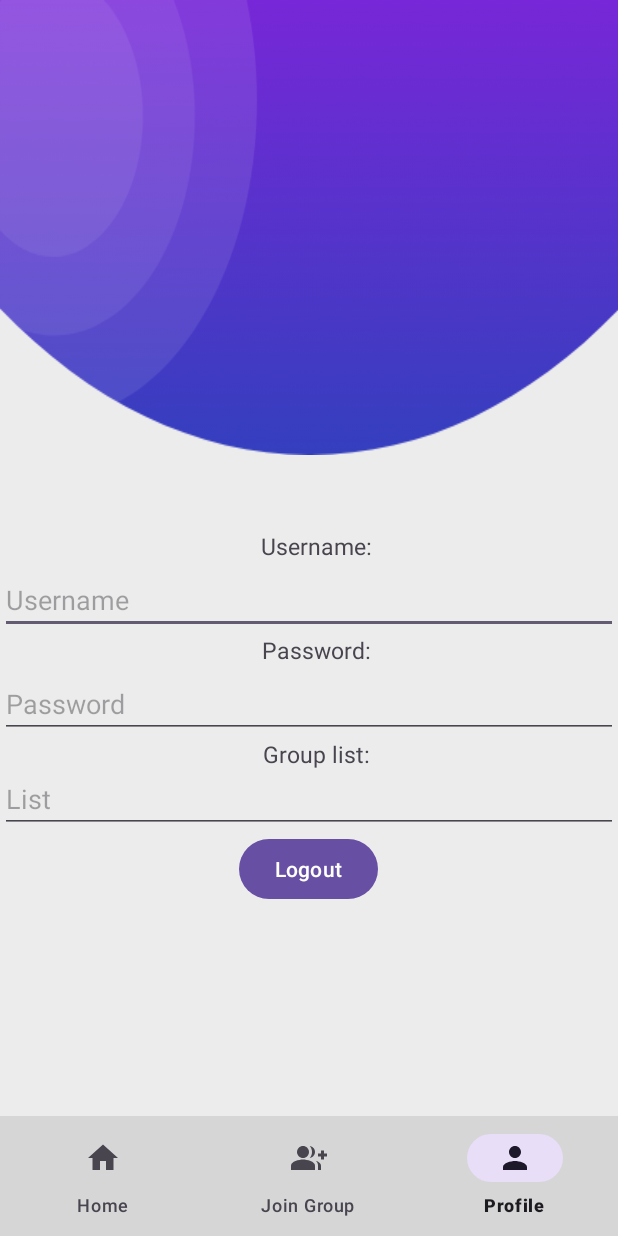
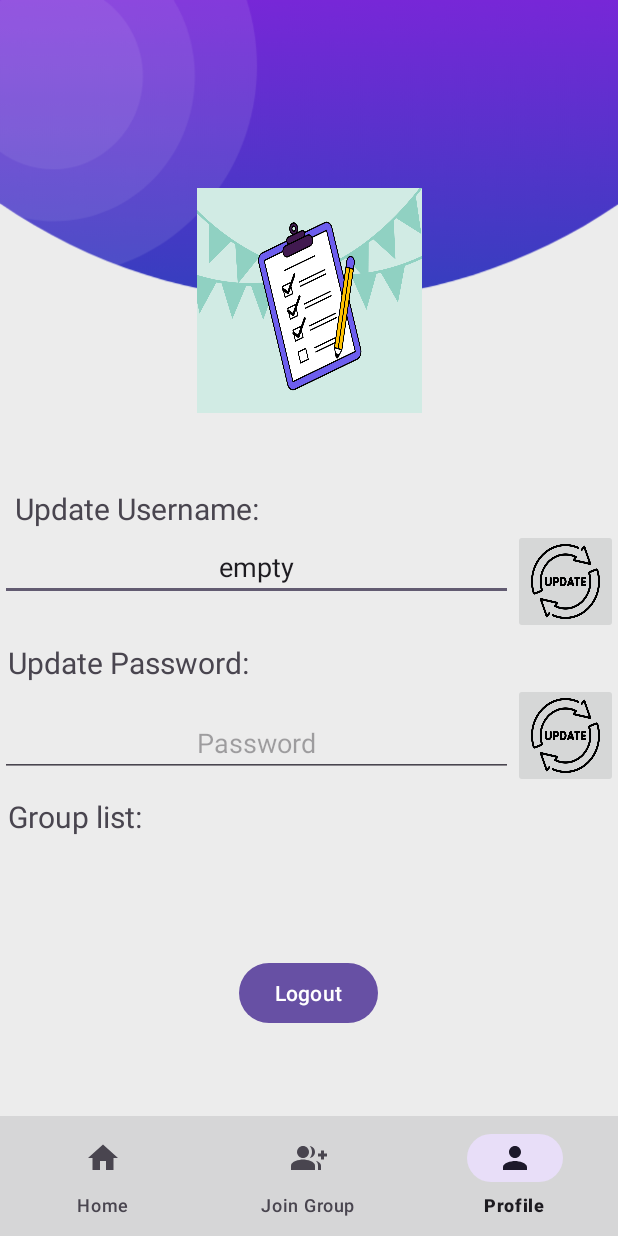
Before and after one commit to CMPT-361-Group-19/CheckList, an Android app: the profile screen opened directly, with no data from a screen before it, on a phone screen of 412 x 824 dp. Run offline under Robolectric (Android 15) with nearby library versions, the phone set to English and light mode, and no system bars; our stand-ins replace Firebase (no records; nobody signed in at launch, a user with empty details on screens opened directly).

Commit message:
profile-page completed

```diff
--- a/app/src/main/AndroidManifest.xml
+++ b/app/src/main/AndroidManifest.xml
@@ -29,7 +29,8 @@
             android:exported="false" />
         <activity
             android:name=".profile"
-           android:exported="false" />
+            android:exported="false"
+            android:windowSoftInputMode="adjustPan"/>
 
         <activity
             android:name=".AddItemActivity"
@@ -37,7 +38,8 @@
             android:theme="@style/Theme.CheckList" />
         <activity
             android:name=".NewGroupActivity"
-            android:exported="false"/>
+            android:exported="false"
+            android:windowSoftInputMode="adjustPan"/>
         <activity
             android:name=".ChecklistActivity"
             android:exported="false" />
--- a/app/src/main/java/com/example/checklist/profile.kt
+++ b/app/src/main/java/com/example/checklist/profile.kt
@@ -2,17 +2,141 @@
 
 import android.content.Intent
 import android.os.Bundle
+import android.widget.ArrayAdapter
+import android.widget.Button
+import android.widget.EditText
+import android.widget.GridView
+import android.widget.ImageButton
+import android.widget.Toast
 import androidx.appcompat.app.AppCompatActivity
+import androidx.lifecycle.LiveData
+import androidx.lifecycle.MutableLiveData
+import androidx.lifecycle.lifecycleScope
 import com.google.android.material.bottomnavigation.BottomNavigationView
+import kotlinx.coroutines.delay
+import kotlinx.coroutines.launch
+
 
 class profile: AppCompatActivity() {
     private lateinit var bottomNavigationView: BottomNavigationView
+    private lateinit var database: Database
+    private lateinit var imageButton: ImageButton
+    private lateinit var username: String
+
+    private lateinit var imageButtonPass: ImageButton
+
+    private lateinit var userGroups: MutableLiveData<ArrayList<String>>
+
     override fun onCreate(savedInstanceState: Bundle?) {
         super.onCreate(savedInstanceState)
         setContentView(R.layout.profile)
+        val gridView = findViewById<GridView>(R.id.gridView)
+        username = getSharedPreferences("Checklist", MODE_PRIVATE).getString("username","empty").toString()
+
         bottomNavigationView = findViewById(R.id.bottomNavigationView)
+        bottomNavigationView.setOnItemSelectedListener { item ->
+            when (item.itemId) {
+                R.id.group -> {
+                    val intent = Intent(this,NewGroupActivity::class.java)
+                    intent.putExtra("user", username)
+                    startActivity(intent)
+                    true
+                }
+                R.id.home -> {
+                    startActivity(Intent(this, GroupViewActivity::class.java))
+                    true
+                }
+                R.id.profile -> {
+                    // Already in Home, do nothing or refresh if needed
+                    true
+                }
+                else -> false
+            }
+        }
         bottomNavigationView.selectedItemId = R.id.profile
+        findViewById<Button>(R.id.logoutButton).setOnClickListener { logout() }
+        database = Database()
+        imageButton = findViewById(R.id.imgButton)
+        imageButtonPass = findViewById(R.id.imgButtonPass)
+        userGroups = MutableLiveData()
+//        get username from shared Preference
+        val username = getSharedPreferences("Checklist", MODE_PRIVATE).getString("username","empty").toString()
 
+//        set text of editext to username
+        val usernameEditText = findViewById<EditText>(R.id.nameText)
+        val passwordEditText = findViewById<EditText>(R.id.Password)
+        usernameEditText.setText(username)
+
+        lifecycleScope.launch {
+            val retrievedGroups = database.getUserAssociatedGroups (username)
+
+            retrievedGroups.observe(this@profile, { groups ->
+                groups?.let {
+                    userGroups.value = it
+                    val items = userGroups.value ?: emptyList() // Get the list directly
+                    val adapter = ArrayAdapter(this@profile, android.R.layout.simple_list_item_1, items)
+                    gridView.adapter = adapter
+                }
+            })
+        }
+
+        imageButton.setOnClickListener {
+            if(username.equals(usernameEditText.text.toString())){
+                Toast.makeText(this, "Error: Username is the same", Toast.LENGTH_LONG).show()
+            }
+            else
+            {
+                database.checkUniqueUsername(usernameEditText.text.toString()) { isUnique ->
+                    if (isUnique) {
+                        //            call database update username from a coroutine
+                        lifecycleScope.launch {
+//                update username in Database
+                            database.updateUsername(username,usernameEditText.text.toString())
+//               update shared preference
+                            getSharedPreferences("Checklist", MODE_PRIVATE).edit().putString("username",usernameEditText.text.toString()).apply()
+                        }
+                        Toast.makeText(this, "Username Updated!", Toast.LENGTH_SHORT).show()
+                        finish()
+                    } else {
+                        Toast.makeText(this, "Error: Username Already Exists", Toast.LENGTH_LONG).show()
+                    }
+                }
+            }
+        }
+
+        imageButtonPass.setOnClickListener {
+//            get username from sharedpref
+            val username = getSharedPreferences("Checklist", MODE_PRIVATE).getString("username","empty").toString()
+            if(passwordEditText.text.toString().isEmpty()){
+                Toast.makeText(this, "Error: Password is Blank", Toast.LENGTH_LONG).show()
+            }
+            else
+            {
+                lifecycleScope.launch {
+                    //                update password in Database
+                    database.updatePassword(username,passwordEditText.text.toString())
+                }
+//                empty the edittext
+                passwordEditText.setText("")
+                Toast.makeText(this, "Password Updated!", Toast.LENGTH_SHORT).show()
+            }
+
+        }
+
+//        //        set adapter to gridview
+//        val items = arrayOf("Item 1", "Item 2", "Item 3", "Item 4", "Item 5", "Item 6")
+//
+//        // Create ArrayAdapter to populate the GridView
+//
+//        // Create ArrayAdapter to populate the GridView
+//        val adapter = ArrayAdapter(this, android.R.layout.simple_list_item_1, userGroups)
+//        gridView.adapter = adapter
+
+            }
+    private fun logout(){
+        getSharedPreferences("Checklist", MODE_PRIVATE).edit().putBoolean("loggedIn",false)
+        val intent = Intent(this, LoginActivity::class.java)
+        startActivity(intent)
 
     }
-}
+        }
--- a/app/src/main/res/layout/profile.xml
+++ b/app/src/main/res/layout/profile.xml
@@ -20,7 +20,7 @@
                 <ImageView
                     android:id="@+id/imageView"
                     android:layout_width="wrap_content"
-                    android:layout_height="wrap_content"
+                    android:layout_height="200dp"
                     android:scaleType="fitXY"
                     app:layout_constraintEnd_toEndOf="parent"
                     app:layout_constraintStart_toStartOf="parent"
@@ -29,15 +29,14 @@
 
                 <ImageView
                     android:id="@+id/imageView2"
-                    android:layout_width="match_parent"
-                    android:layout_height="wrap_content"
+                    android:layout_width="150dp"
+                    android:layout_height="150dp"
                     app:layout_constraintBottom_toBottomOf="@+id/imageView"
                     app:layout_constraintEnd_toEndOf="parent"
-                    app:layout_constraintHorizontal_bias="0.0"
-                    app:layout_constraintStart_toStartOf="@+id/imageView"
+                    app:layout_constraintStart_toStartOf="parent"
+                    android:scaleType="fitXY"
                     app:layout_constraintTop_toBottomOf="@+id/imageView"
-                    app:layout_constraintVertical_bias="1.0"
-                    tools:srcCompat="@tools:sample/avatars" />
+                    app:srcCompat="@drawable/checklist_icon" />
 
                 <LinearLayout
                     android:layout_width="match_parent"
@@ -54,51 +53,83 @@
                         android:layout_height="wrap_content"
                         android:layout_marginLeft="5dp"
                         android:textAlignment="center"
-                        android:layout_gravity="center"
-                        android:textSize="15dp"
-                        android:text="Username:"
+                        android:textSize="20dp"
+                        android:text=" Update Username:"
                         />
 
-                    <EditText
-                        android:id="@+id/nameText"
+                    <LinearLayout
                         android:layout_width="match_parent"
-                        android:layout_height="40dp"
-                        android:hint="Username"
-                        android:layout_gravity="center"
-                        android:layout_marginTop="8dp"
-                        android:inputType="textPersonName"
-                        />
+                        android:layout_height="wrap_content"
+                        android:orientation="horizontal">
+
+                        <EditText
+                            android:id="@+id/nameText"
+                            android:layout_width="0dp"
+                            android:layout_height="40dp"
+                            android:layout_weight="1"
+                            android:gravity="center"
+                            android:layout_marginTop="8dp"
+                            android:hint="Username" />
+
+                        <ImageButton
+                            android:id="@+id/imgButton"
+                            android:layout_width="70dp"
+                            android:layout_height="70dp"
+                            android:layout_gravity="center_vertical"
+                            android:src="@drawable/update"
+                            android:scaleType="fitXY" />
+                    </LinearLayout>
+
                     <TextView
                         android:layout_width="wrap_content"
                         android:layout_height="wrap_content"
                         android:layout_marginLeft="5dp"
-                        android:layout_gravity="center"
-                        android:textSize="15dp"
-                        android:text="Password:"
+                        android:layout_marginTop="5dp"
+                        android:textSize="20dp"
+                        android:text="Update Password:"
                         />
+
+                <LinearLayout
+                    android:layout_width="match_parent"
+                    android:layout_height="wrap_content"
+                    android:orientation="horizontal">
                     <EditText
-                        android:id="@+id/Groups"
-                        android:layout_width="match_parent"
+                        android:id="@+id/Password"
+                        android:layout_width="40dp"
                         android:layout_height="40dp"
                         android:layout_marginTop="8dp"
+                        android:layout_weight="1"
+                        android:gravity="center"
                         android:layout_gravity="center"
                         android:hint="Password" />
+
+                    <ImageButton
+                        android:id="@+id/imgButtonPass"
+                        android:layout_width="70dp"
+                        android:layout_height="70dp"
+                        android:layout_gravity="center_vertical"
+                        android:src="@drawable/update"
+                        android:scaleType="fitXY" />
+                </LinearLayout>
                     <TextView
                         android:layout_width="wrap_content"
                         android:layout_height="wrap_content"
                         android:layout_marginLeft="5dp"
-                        android:layout_gravity="center"
-                        android:textSize="15dp"
+                        android:layout_marginTop="5dp"
+                        android:textSize="20dp"
                         android:text="Group list:"
                         />
-                    <EditText
-                        android:id="@+id/phone"
-                        android:layout_width="match_parent"
-                        android:layout_height="40dp"
-                        android:layout_marginTop="2dp"
-                        android:layout_gravity="center"
-                        android:hint="List"
-                        android:inputType="number"/>
+
+                    <GridView
+                        android:id="@+id/gridView"
+                        android:layout_width="wrap_content"
+                        android:layout_height="80dp"
+                        android:layout_below="@id/subtextMyGroups"
+                        android:gravity="center"
+                        android:horizontalSpacing="8dp"
+                        android:numColumns="4"
+                        android:verticalSpacing="8dp" />
+
                     <Button
                         android:id="@+id/logoutButton"
                         android:layout_width="wrap_content"
@@ -115,6 +146,17 @@
 
 
         </LinearLayout>
+
     </ScrollView>
-    <include layout="@layout/navigation_drawer"/>
+    <LinearLayout
+        android:id="@+id/navigationDrawer"
+        android:layout_width="0dp"
+        android:layout_height="wrap_content"
+        app:layout_constraintBottom_toBottomOf="parent"
+        app:layout_constraintStart_toStartOf="parent"
+        android:verticalScrollbarPosition="defaultPosition"
+        app:layout_constraintEnd_toEndOf="parent">
+        <include layout="@layout/navigation_drawer"/>
+    </LinearLayout>
+
     </androidx.constraintlayout.widget.ConstraintLayout>
```
Also changed, not shown: app/src/main/java/com/example/checklist/Database.kt (+102 -6 lines), app/src/main/java/com/example/checklist/GroupViewActivity.kt (+7 -7 lines), app/src/main/res/layout/activity_group_view.xml (+1 -7 lines), app/src/main/res/drawable/checklist_icon.png (added), app/src/main/res/drawable/update.png (added).
